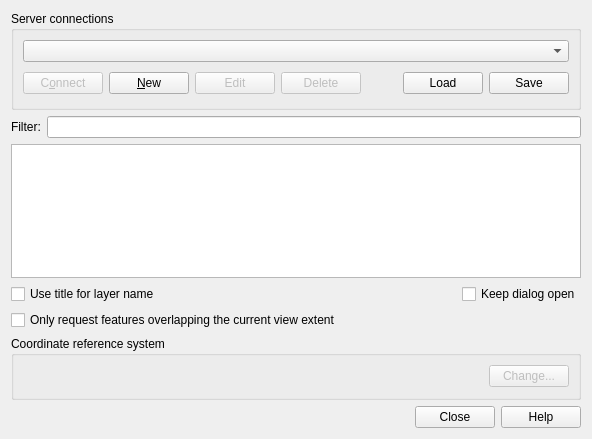
Old version of the form src/ui/qgswfssourceselectbase.ui in the repository nextgis/nextgisqgis.
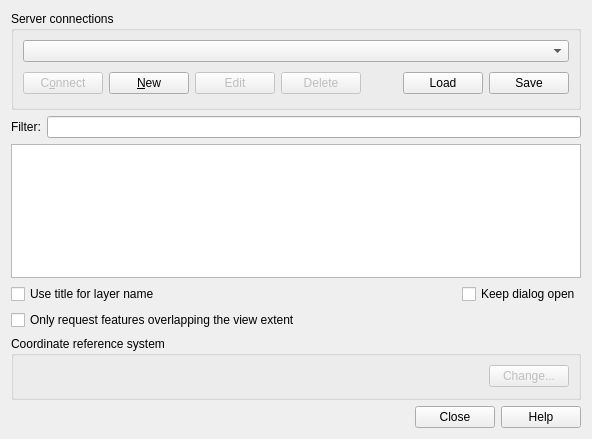
New version of the form.

Diff of the .ui file:
```diff
--- a/src/ui/qgswfssourceselectbase.ui
+++ b/src/ui/qgswfssourceselectbase.ui
@@ -36,7 +36,7 @@
    <item row="5" column="0">
     <widget class="QCheckBox" name="cbxFeatureCurrentViewExtent">
      <property name="text">
-      <string>Only request features overlapping the current view extent</string>
+      <string>Only request features overlapping the view extent</string>
      </property>
     </widget>
    </item>
```
